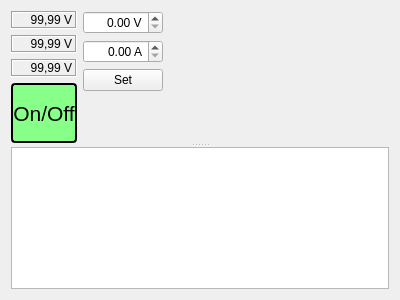
Qt form mainwidget.ui (t2ft/DP700) before a commit.
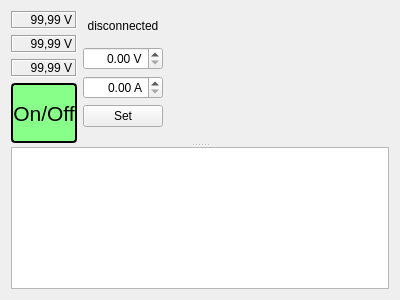
The same form after that commit.

Commit message: Added an optical connection indicator

What changed in the file:
```diff
--- a/mainwidget.ui
+++ b/mainwidget.ui
@@ -110,6 +110,22 @@
        </item>
        <item>
         <layout class="QVBoxLayout" name="verticalLayout">
+         <item>
+          <widget class="QLabel" name="indicator">
+           <property name="minimumSize">
+            <size>
+             <width>0</width>
+             <height>30</height>
+            </size>
+           </property>
+           <property name="text">
+            <string>disconnected</string>
+           </property>
+           <property name="alignment">
+            <set>Qt::AlignCenter</set>
+           </property>
+          </widget>
+         </item>
          <item>
           <widget class="QDoubleSpinBox" name="setVolts">
            <property name="maximumSize">
```
The commit also changes 2 other files.
